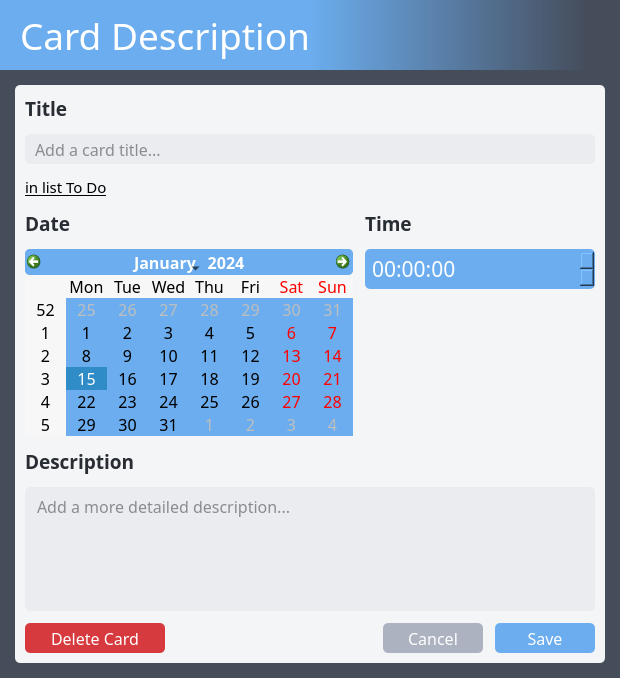
Qt form src/ui/card_description.ui (dulapahv/Kanbaru) before a commit.
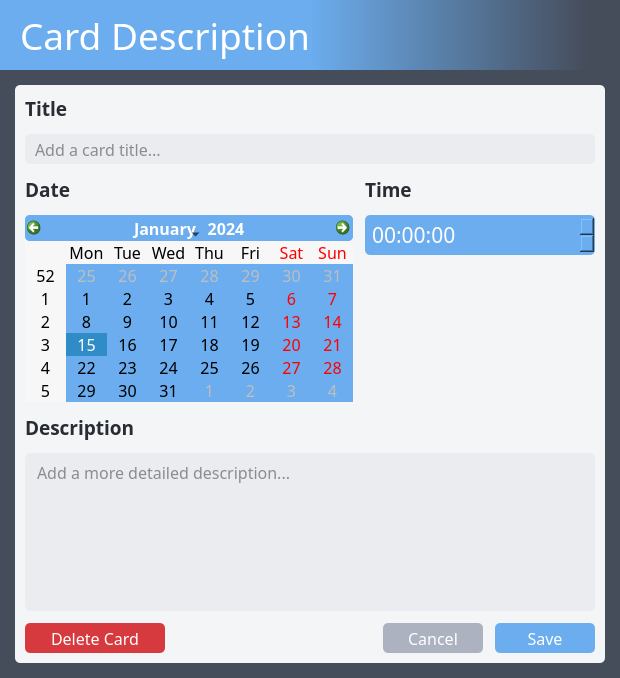
The same form after that commit. Icons and pictures are not drawn.

Commit message: Temporary implementation for showing card description.

The edit to the form file:
```diff
--- a/src/ui/card_description.ui
+++ b/src/ui/card_description.ui
@@ -159,23 +159,6 @@
             </property>
            </widget>
           </item>
-          <item>
-           <widget class="QLabel" name="label_card_info">
-            <property name="font">
-             <font>
-              <family>Torus Pro</family>
-              <pointsize>11</pointsize>
-              <underline>true</underline>
-             </font>
-            </property>
-            <property name="text">
-             <string>in list To Do</string>
-            </property>
-            <property name="wordWrap">
-             <bool>true</bool>
-            </property>
-           </widget>
-          </item>
           <item>
            <layout class="QHBoxLayout" name="horizontalLayout_2">
             <item>
```
Left out of the diff: 3 changed lines with no effect on the pictures. The commit also changes 5 other files.
